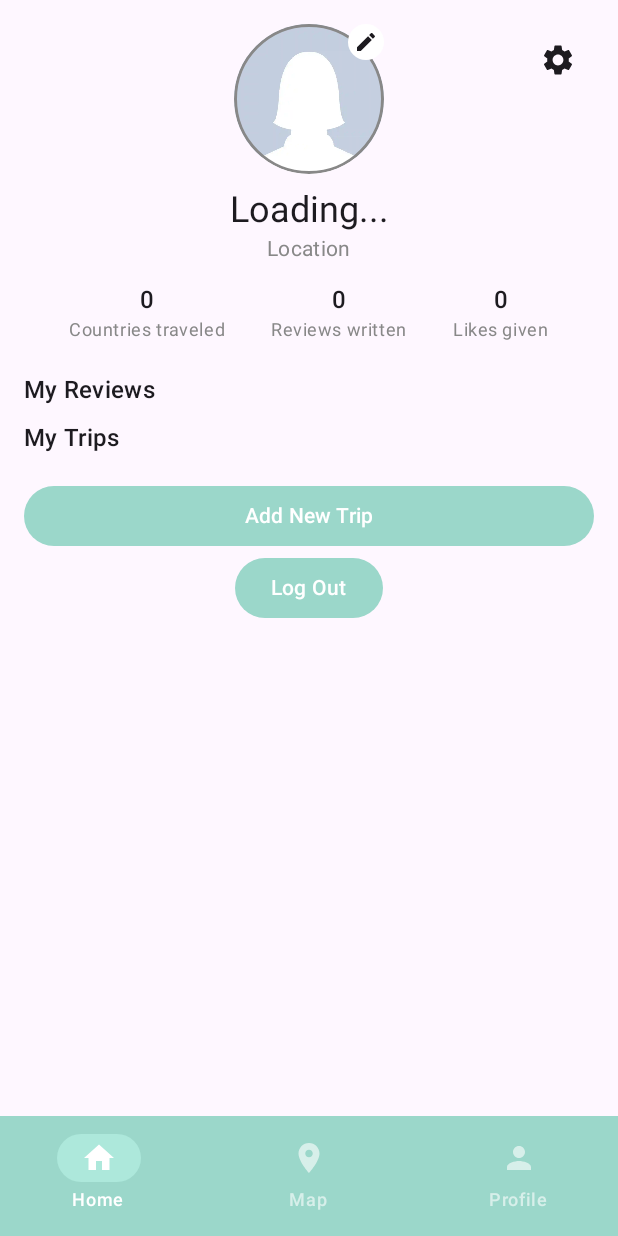
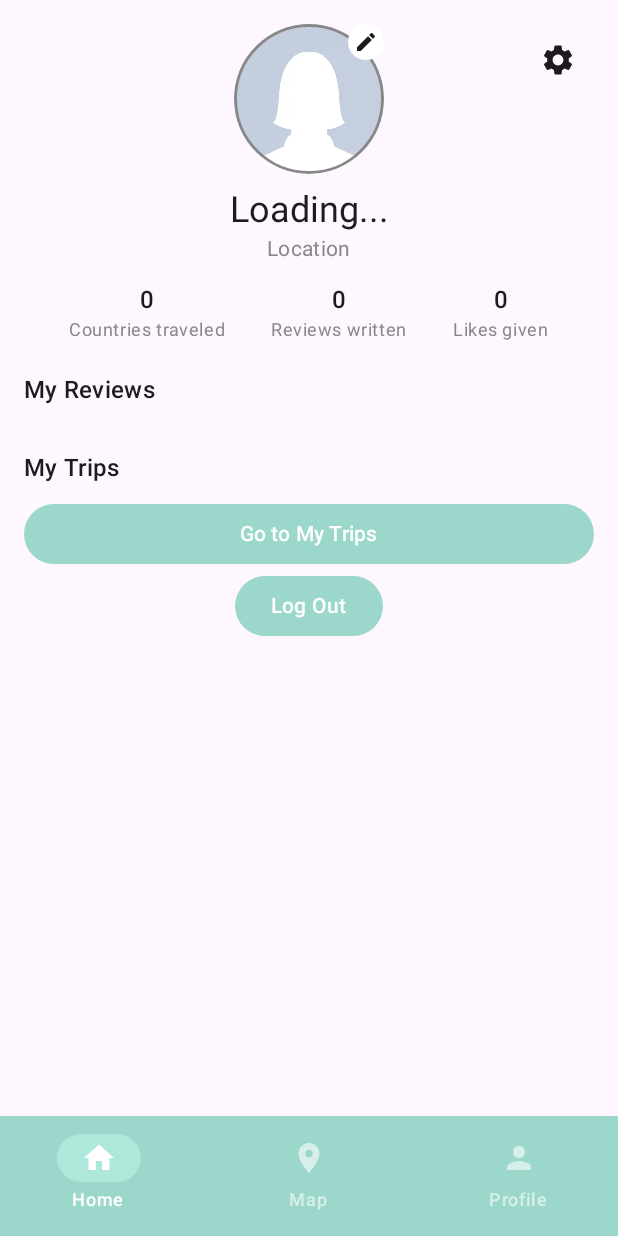
Before and after one commit to mifer29/TravelShield, an Android app built with Jetpack Compose: the profile screen opened through its navigation route, on a phone screen of 412 x 824 dp. Run offline under Robolectric (Android 15) with nearby library versions, the phone set to English and light mode, and no system bars; our stand-ins replace Firebase (no records; nobody signed in at launch, a user with empty details on screens opened directly); 4 statements that could not run were skipped.

Commit message:
Trip section improved

```diff
--- a/app/src/main/AndroidManifest.xml
+++ b/app/src/main/AndroidManifest.xml
@@ -8,6 +8,8 @@
     <uses-permission android:name="android.permission.CAMERA" />
     <uses-permission android:name="android.permission.ACCESS_FINE_LOCATION" />
     <uses-permission android:name="android.permission.ACCESS_COARSE_LOCATION" />
+    <uses-permission android:name="com.android.alarm.permission.SET_ALARM" />
+
 
     <application
         android:allowBackup="true"
@@ -37,7 +39,9 @@
                 <action android:name="android.intent.action.MAIN" />
                 <category android:name="android.intent.category.LAUNCHER" />
             </intent-filter>
+
         </activity>
+
     </application>
 
 </manifest>
--- a/app/src/main/java/es/uc3m/android/travelshield/NavGraph.kt
+++ b/app/src/main/java/es/uc3m/android/travelshield/NavGraph.kt
@@ -15,7 +15,7 @@ const val NEWS_ROUTE = "categories/news/{countryName}"
 const val SECURITY_ROUTE = "categories/security/{countryName}"
 const val TRANSPORT_ROUTE = "categories/transport/{countryName}"
 const val VISA_ROUTE = "categories/visa/{countryName}"
-
+const val TRIPS_ROUTE = "trips"
 const val UPLOAD_COUNTRIES_ROUTE = "upload_countries"
 
 sealed class NavGraph(val route: String) {
@@ -27,7 +27,7 @@ sealed class NavGraph(val route: String) {
     data object Login : NavGraph(LOGIN_ROUTE)
     data object SignUp : NavGraph(SIGNUP_ROUTE)
     data object SettingsScreen  : NavGraph(SETTING_ROUTE)
-
+    data object Trips : NavGraph(TRIPS_ROUTE)
     // Categories with countryName as dynamic parameter
     data object GeneralInfo : NavGraph(GENERAL_INFO_ROUTE) {
         fun createRoute(countryName: String) = "categories/general_info/$countryName"
--- a/app/src/main/java/es/uc3m/android/travelshield/screens/Profile.kt
+++ b/app/src/main/java/es/uc3m/android/travelshield/screens/Profile.kt
@@ -163,21 +163,21 @@ fun ProfileScreen(
                         Divider()
                     }
                 }
-
+                Spacer(modifier = Modifier.height(20.dp))
                 Column(modifier = Modifier.fillMaxWidth()) {
                     Text("My Trips", style = MaterialTheme.typography.titleMedium)
                     Spacer(modifier = Modifier.height(8.dp))
-                    trips.forEach { trip ->
-                        ProfileTripItem(trip)
-                        Divider()
-                    }
 
-                    Spacer(modifier = Modifier.height(8.dp))
-
-                    Button(onClick = { showAddTripDialog = true }, modifier = Modifier.fillMaxWidth()) {
-                        Text("Add New Trip")
+                    Button(
+                        onClick = {
+                            navController.navigate("trips")
+                        },
+                        modifier = Modifier.fillMaxWidth()
+                    ) {
+                        Text("Go to My Trips")
                     }
                 }
+
 
                 Button(
                     onClick = {
--- a/app/src/main/java/es/uc3m/android/travelshield/viewmodel/Trip.kt
+++ b/app/src/main/java/es/uc3m/android/travelshield/viewmodel/Trip.kt
@@ -1,8 +1,8 @@
+
 package es.uc3m.android.travelshield.viewmodel
 
 data class Trip(
     val country: String = "",
     val startDate: String = "",
-    val userId: String = "", // You can also store the userId to link the trips with the user
-    val timestamp: String = "" // Timestamp to order trips
+    val userId: String = ""
 )
--- a/app/src/main/java/es/uc3m/android/travelshield/viewmodel/TripViewModel.kt
+++ b/app/src/main/java/es/uc3m/android/travelshield/viewmodel/TripViewModel.kt
@@ -9,22 +9,20 @@ import com.google.firebase.firestore.ktx.toObject
 import kotlinx.coroutines.flow.MutableStateFlow
 import kotlinx.coroutines.flow.StateFlow
 import kotlinx.coroutines.launch
-import java.util.Date
 
 private const val TAG = "TripViewModel"
 private const val TRIPS_COLLECTION = "trips"
-
 
 class TripViewModel : ViewModel() {
 
     private val _trips = MutableStateFlow<List<Trip>>(emptyList())
     val trips: StateFlow<List<Trip>> get() = _trips
 
-    private val firestore = FirebaseFirestore.getInstance()
+    private val firestore = FirebaseFirestore.getInstance("travelshield-db")
     private val auth = FirebaseAuth.getInstance()
 
     init {
-        fetchTrips()
+        fetchTrips() // Initial fetch when the ViewModel is created
     }
 
     private fun fetchTrips() {
@@ -35,11 +33,13 @@ class TripViewModel : ViewModel() {
         }
 
         firestore.collection(TRIPS_COLLECTION)
-            .whereEqualTo("userId", userId)
-            .orderBy("timestamp")
+            .whereEqualTo("userId", userId) // Fetch trips for the current user
             .get()
             .addOnSuccessListener { result ->
-                _trips.value = result.documents.mapNotNull { it.toObject<Trip>() }
+                // Map documents to the Trip model and update the state
+                val tripList = result.documents.mapNotNull { it.toObject<Trip>() }
+                _trips.value = tripList
+                Log.d(TAG, "Fetched trips: $tripList") // Log to verify fetched data
             }
             .addOnFailureListener { exception ->
                 Log.e(TAG, "Error fetching trips", exception)
@@ -53,12 +53,14 @@ class TripViewModel : ViewModel() {
             return
         }
 
-        val newTrip = trip.copy(userId = userId, timestamp = "today")
+        val newTrip = trip.copy(userId = userId)
 
         firestore.collection(TRIPS_COLLECTION)
             .add(newTrip)
             .addOnSuccessListener {
-                fetchTrips()
+                // Instead of fetching trips again, just update the local state
+                _trips.value = _trips.value + newTrip
+                Log.d(TAG, "Added new trip: $newTrip") // Log to verify the new trip added
             }
             .addOnFailureListener { exception ->
                 Log.e(TAG, "Error adding trip", exception)
```
Also changed, not shown: app/src/main/java/es/uc3m/android/travelshield/MainActivity.kt (+6 -1 lines), app/src/main/java/es/uc3m/android/travelshield/screens/MyTripsSection.kt (+32 -22 lines).
